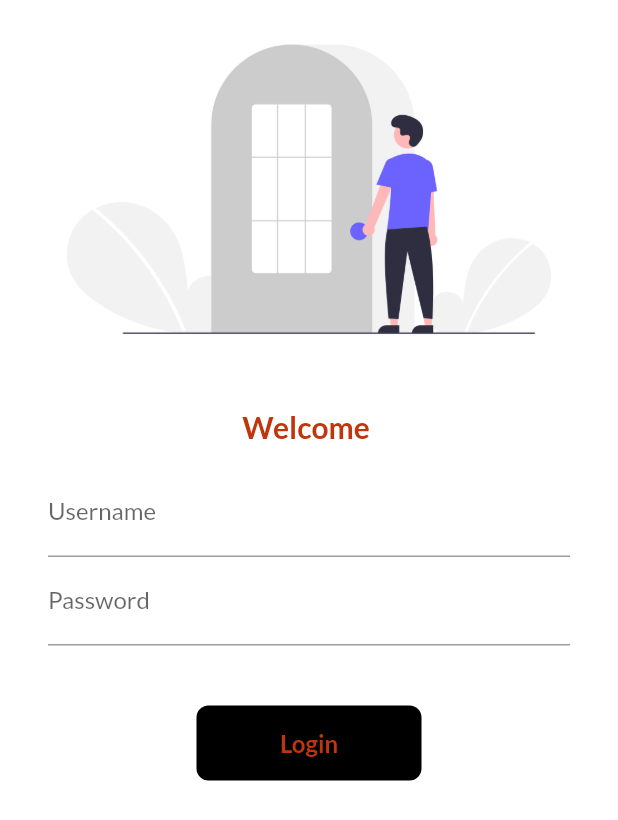
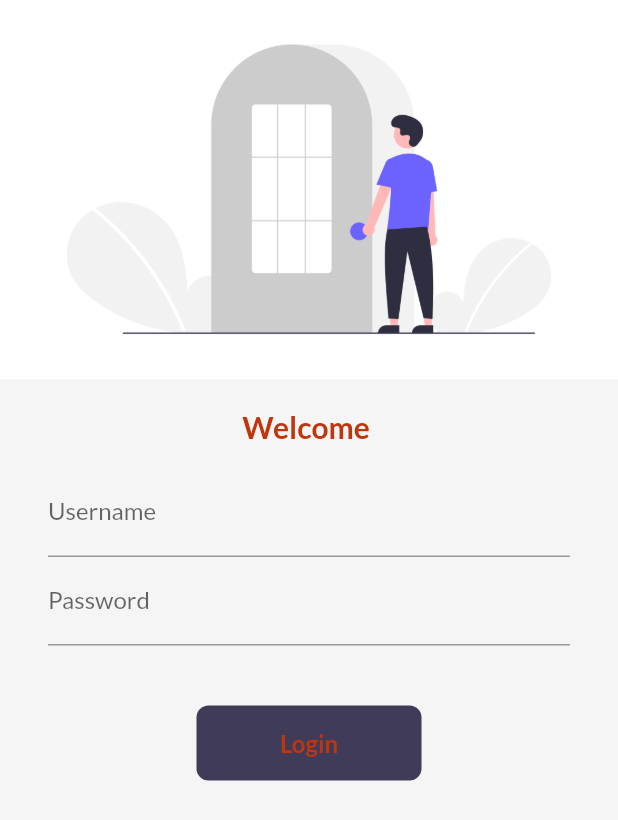
Before and after one commit to adrenaline09/bbuy, a Flutter app: the LoginPage screen opened by its route, on a phone screen of 412 x 824 dp. Shown: the top 820 px of the screen. Run offline on Flutter 3.47's test engine with Material 2 defaults, Android fonts, the phone set to English and light mode, and no system bars; our stand-ins replace google_fonts, velocity_x; network calls fail.

Commit message:
System Dark Theme Added

```diff
--- a/lib/main.dart
+++ b/lib/main.dart
@@ -17,7 +17,7 @@ class myApp extends StatelessWidget {
   Widget build(BuildContext context) {
 
     return MaterialApp(
-      themeMode: ThemeMode.light,
+      themeMode: ThemeMode.system,
       theme:MyTheme.lightTheme(context),
       darkTheme: MyTheme.darkTheme(context),
 
--- a/lib/screens/home_page.dart
+++ b/lib/screens/home_page.dart
@@ -44,10 +44,10 @@ class _HomepageState extends State<Homepage> {
   @override
   Widget build(BuildContext context) {
     return Scaffold(
-      backgroundColor: MyTheme.creamColor,
+      backgroundColor: context.canvasColor,
       floatingActionButton: FloatingActionButton(onPressed: () => Navigator.pushNamed(context, Myroutes.cartRoute),
-      backgroundColor: MyTheme.darkBlue,
-      child: Icon(CupertinoIcons.cart),
+      backgroundColor: context.theme.buttonColor,
+      child: Icon(CupertinoIcons.cart,color: Colors.white),
       ),
       body: SafeArea(
         child: Container(
--- a/lib/screens/login_page.dart
+++ b/lib/screens/login_page.dart
@@ -1,6 +1,6 @@
 import 'package:flutter/material.dart';
 import 'package:flutter_app_1/utils/routes.dart';
-
+import 'package:velocity_x/velocity_x.dart';
 class LoginPage extends StatefulWidget {
   const LoginPage({ Key? key }) : super(key: key);
 
@@ -30,7 +30,7 @@ movetoHome(BuildContext context) async{
   @override
   Widget build(BuildContext context) {
     return Material(
-      color: Colors.white,  //keepting the bg white coz img border shouldn't be visible
+      color: context.canvasColor,  //keepting the bg white coz img border shouldn't be visible
       child: SingleChildScrollView(   //this method is use to wrap column to avoid overflow on small screen and give scrolling effect
         child: Form(
           key: _formkey,
@@ -91,7 +91,7 @@ movetoHome(BuildContext context) async{
                   // child: Text("heu hue"),
                   ),
                   Material(  //inkwell ko material ancestor chahea for proper functioning
-                    color: Colors.black,
+                    color: context.theme.buttonColor,
                     borderRadius: BorderRadius.circular(changeButton?50:8),
                    child: InkWell( //this widget is used to make container clickable
 
--- a/lib/widgets/home_widgets/catalogue_header.dart
+++ b/lib/widgets/home_widgets/catalogue_header.dart
@@ -9,7 +9,7 @@ class CatalogueHeader extends StatelessWidget {
     return Column(
             crossAxisAlignment: CrossAxisAlignment.start  ,
             children: [
-              "Catalogue App".text.xl4.bold.color(MyTheme.darkBlue).make(),
+              "Catalogue App".text.xl4.bold.color(context.theme.accentColor).make(),
               "Most Viewed Products".text.xl2.make()
             ],
     );
--- a/lib/widgets/home_widgets/catalogue_image.dart
+++ b/lib/widgets/home_widgets/catalogue_image.dart
@@ -1,5 +1,4 @@
 import 'package:flutter/material.dart';
-import 'package:flutter_app_1/widgets/themes.dart';
 // ignore: import_of_legacy_library_into_null_safe
 import 'package:velocity_x/velocity_x.dart';
 
@@ -10,6 +9,6 @@ class CatalogueImage extends StatelessWidget {
 
   @override
   Widget build(BuildContext context) {
-    return Image.network(image).box.roundedSM.p4.color(MyTheme.creamColor).make().p12().w32(context);
+    return Image.network(image).box.roundedSM.p4.color(context.canvasColor).make().p12().w32(context);
   }
 }
--- a/lib/widgets/home_widgets/catalogue_list.dart
+++ b/lib/widgets/home_widgets/catalogue_list.dart
@@ -47,7 +47,7 @@ class CatalogueItem extends StatelessWidget {
               crossAxisAlignment: CrossAxisAlignment.start,
               mainAxisAlignment: MainAxisAlignment.center,
               children: [
-                catalogue.name.text.color(MyTheme.darkBlue).semiBold.make().py16(),
+                catalogue.name.text.color(context.accentColor).semiBold.make().py16(),
                 catalogue.description.text.textStyle(context.captionStyle).make(),
                 10.heightBox,
                 ButtonBar(
@@ -58,7 +58,7 @@ class CatalogueItem extends StatelessWidget {
                     ElevatedButton(
                       onPressed: (){},
                       style: ButtonStyle(
-                        backgroundColor: MaterialStateProperty.all(MyTheme.darkBlue),
+                        backgroundColor: MaterialStateProperty.all(context.theme.buttonColor),
                         shape: MaterialStateProperty.all(StadiumBorder())
                       ),
                       child: "Get".text.make())
@@ -69,6 +69,6 @@ class CatalogueItem extends StatelessWidget {
           )
         ],
       )
-    ).white.roundedLg.square(150).make().py12();
+    ).color(context.cardColor).roundedLg.square(150).make().py12();
   }
 }
--- a/lib/widgets/themes.dart
+++ b/lib/widgets/themes.dart
@@ -1,10 +1,15 @@
 import 'package:flutter/material.dart';
 import 'package:google_fonts/google_fonts.dart';
+import 'package:velocity_x/velocity_x.dart';
 
 class MyTheme{
   static ThemeData  lightTheme(BuildContext context) =>ThemeData(
         // primarySwatch: Colors.black,
         fontFamily: GoogleFonts.lato().fontFamily,
+        cardColor: Colors.white,
+        canvasColor: creamColor,
+        buttonColor: darkBlue,
+        accentColor: darkBlue,
         appBarTheme: AppBarTheme(
         color: Colors.white,
         elevation: 0.0,
@@ -15,7 +20,17 @@ class MyTheme{
 
 
   static ThemeData  darkTheme(BuildContext context) => ThemeData(
-    brightness: Brightness.dark
+    brightness: Brightness.dark,
+    fontFamily: GoogleFonts.lato().fontFamily,
+    cardColor: Colors.black,
+    canvasColor: darkColor,
+    buttonColor: lightblue,
+    accentColor: Colors.white,
+        appBarTheme: AppBarTheme(
+        color: Colors.black,
+        elevation: 0.0,
+        iconTheme: IconThemeData(color: Colors.white),
+        textTheme: Theme.of(context).textTheme)
   );
 
 
@@ -23,6 +38,9 @@ class MyTheme{
   //colors
 
   static Color  creamColor = Color(0xfff5f5f5);
+  static Color  darkColor = Vx.gray900;
 
   static Color  darkBlue = Color(0xff403b58);
+  static Color  lightblue = Vx.indigo500;
+
 }
```
Also changed, not shown: lib/screens/home_page_details.dart (+5 -5 lines).
